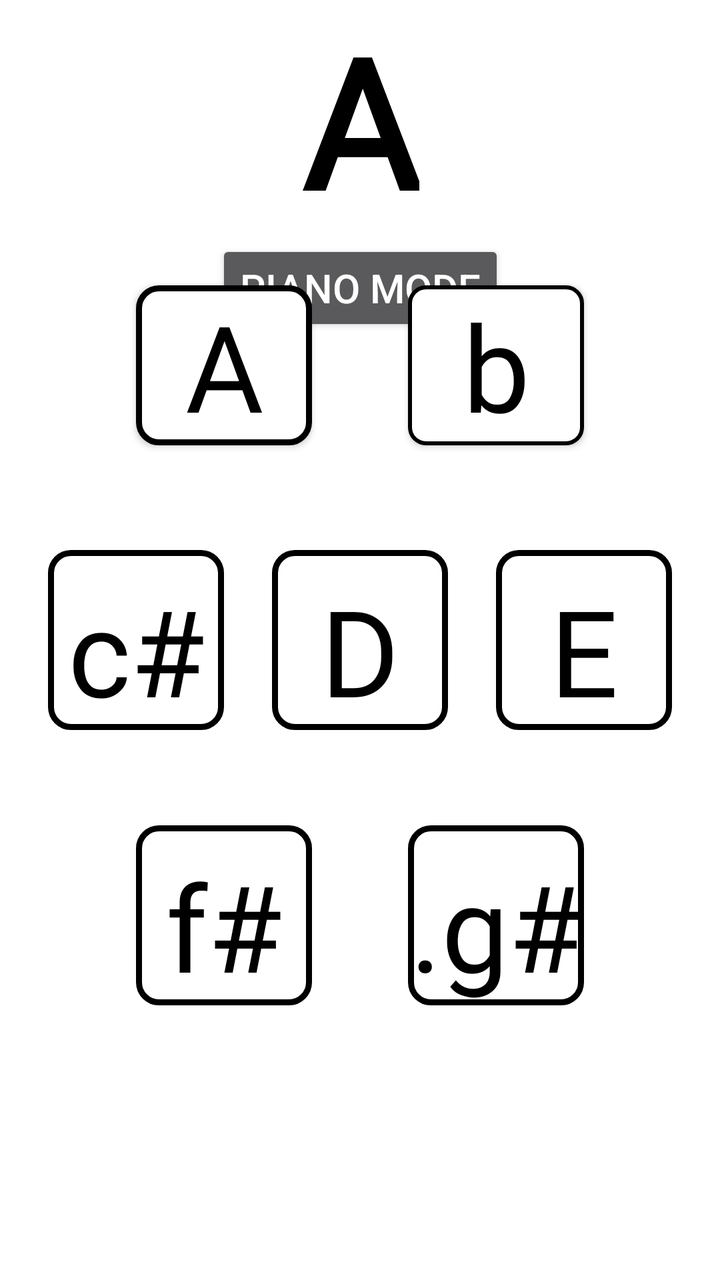
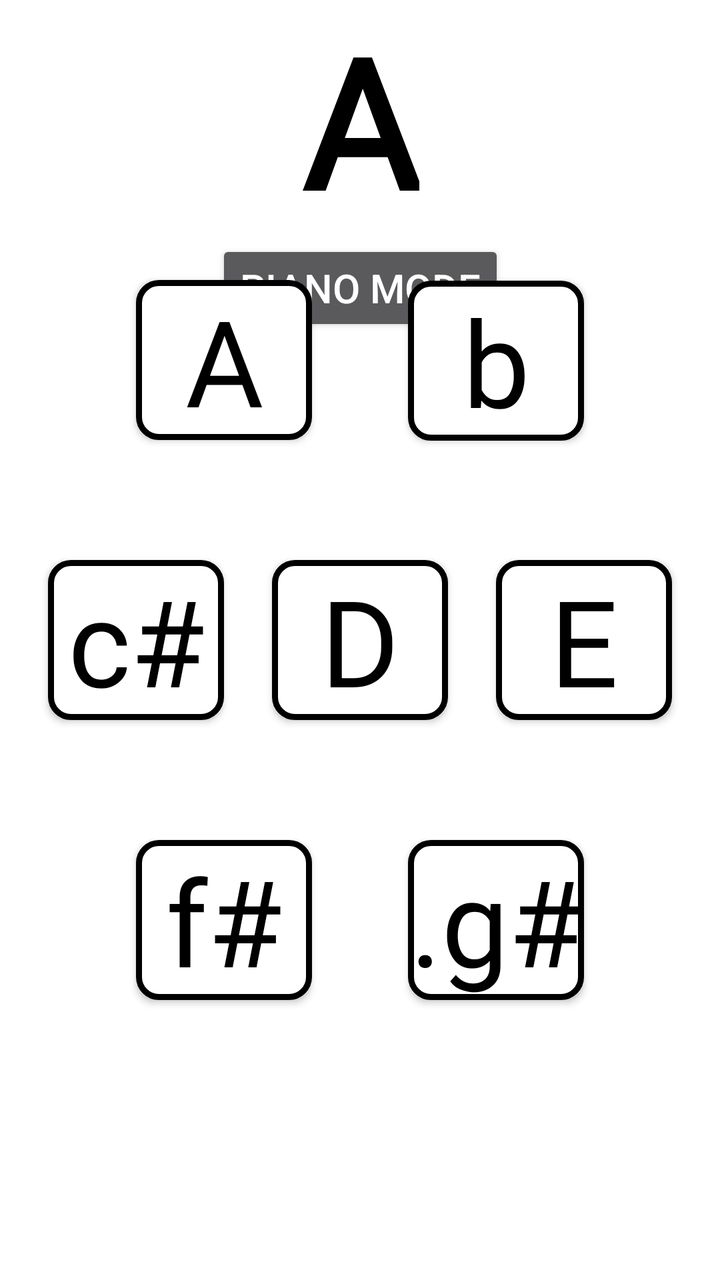

The first picture is an Android layout as it rendered before a commit; the second is the same layout after the commit. The layout source and the unified diff follow.
<!-- AndroidManifest.xml: application theme AppTheme -->
<!-- res/layout/activity_maj_a.xml -->
<?xml version="1.0" encoding="utf-8"?>
<androidx.constraintlayout.widget.ConstraintLayout xmlns:android="http://schemas.android.com/apk/res/android"
    xmlns:app="http://schemas.android.com/apk/res-auto"
    xmlns:tools="http://schemas.android.com/tools"
    android:layout_width="match_parent"
    android:layout_height="match_parent"
    android:background="#ffffff"
    tools:context=".maj_a">

    
    <TextView
        android:id="@+id/maj_a_label"
        android:layout_width="wrap_content"
        android:layout_height="wrap_content"
        android:fontFamily="@font/intut"
        android:text="@string/M_a"
        android:textColor="#000000"
        android:textSize="90sp"
        android:textStyle="bold"
        app:layout_constraintTop_toTopOf="parent"
        app:layout_constraintStart_toStartOf="parent"
        app:layout_constraintEnd_toEndOf="parent"
        android:visibility="visible" />

    
    <Button
        android:id="@+id/btn_switch_piano"
        android:layout_width="wrap_content"
        android:layout_height="wrap_content"
        android:text="PIANO MODE"
        android:textSize="20sp"
        app:layout_constraintTop_toBottomOf="@id/maj_a_label"
        app:layout_constraintStart_toStartOf="parent"
        app:layout_constraintEnd_toEndOf="parent"
        android:visibility="visible" />

    
    
    <Button
        android:id="@+id/a"
        android:layout_width="wrap_content"
        android:layout_height="wrap_content"
        android:background="@drawable/btn_unified_selector"
        android:fontFamily="@font/intut"
        android:text="@string/MA_a"
        android:textAllCaps="false"
        android:textColor="#000000"
        android:textSize="60sp"
        app:layout_constraintBottom_toBottomOf="@+id/cs"
        app:layout_constraintEnd_toEndOf="@+id/d"
        app:layout_constraintStart_toStartOf="parent"
        app:layout_constraintTop_toTopOf="parent"
        tools:ignore="MissingConstraints" />

    
    <Button
        android:id="@+id/b"
        android:layout_width="wrap_content"
        android:layout_height="wrap_content"
        android:background="@drawable/btn_selector"
        android:fontFamily="@font/intut"
        android:text="@string/MA_b"
        android:textAllCaps="false"
        android:textColor="#000000"
        android:textSize="60sp"
        app:layout_constraintBottom_toBottomOf="@+id/e"
        app:layout_constraintEnd_toEndOf="parent"
        app:layout_constraintStart_toStartOf="@+id/d"
        app:layout_constraintTop_toTopOf="parent"
        app:layout_constraintVertical_bias="0.501"
        tools:ignore="MissingConstraints" />

    
    <Button
        android:id="@+id/cs"
        android:layout_width="wrap_content"
        android:layout_height="wrap_content"
        android:background="@drawable/main_theme"
        android:fontFamily="@font/intut"
        android:text="@string/MA_cs"
        android:textAllCaps="false"
        android:textColor="#000000"
        android:textSize="60sp"
        app:layout_constraintBottom_toBottomOf="parent"
        app:layout_constraintEnd_toStartOf="@+id/d"
        app:layout_constraintStart_toStartOf="parent"
        app:layout_constraintTop_toTopOf="parent"
        tools:ignore="MissingConstraints" />

    
    <Button
        android:id="@+id/d"
        android:layout_width="wrap_content"
        android:layout_height="wrap_content"
        android:background="@drawable/main_theme"
        android:fontFamily="@font/intut"
        android:text="@string/MA_d"
        android:textAllCaps="false"
        android:textColor="#000000"
        android:textSize="60sp"
        app:layout_constraintBottom_toBottomOf="parent"
        app:layout_constraintEnd_toEndOf="parent"
        app:layout_constraintStart_toStartOf="parent"
        app:layout_constraintTop_toTopOf="parent"
        tools:ignore="MissingConstraints" />

    
    <Button
        android:id="@+id/e"
        android:layout_width="wrap_content"
        android:layout_height="wrap_content"
        android:background="@drawable/main_theme"
        android:fontFamily="@font/intut"
        android:text="@string/MA_e"
        android:textAllCaps="false"
        android:textColor="#000000"
        android:textSize="60sp"
        app:layout_constraintBottom_toBottomOf="parent"
        app:layout_constraintEnd_toEndOf="parent"
        app:layout_constraintStart_toEndOf="@+id/d"
        app:layout_constraintTop_toTopOf="parent"
        tools:ignore="MissingConstraints" />

    
    <Button
        android:id="@+id/fs"
        android:layout_width="wrap_content"
        android:layout_height="wrap_content"
        android:background="@drawable/main_theme"
        android:fontFamily="@font/intut"
        android:text="@string/MA_fs"
        android:textAllCaps="false"
        android:textColor="#000000"
        android:textSize="60sp"
        app:layout_constraintBottom_toBottomOf="parent"
        app:layout_constraintEnd_toEndOf="@+id/d"
        app:layout_constraintStart_toStartOf="parent"
        app:layout_constraintTop_toTopOf="@+id/d"
        tools:ignore="MissingConstraints" />

    
    <Button
        android:id="@+id/gs"
        android:layout_width="wrap_content"
        android:layout_height="wrap_content"
        android:background="@drawable/main_theme"
        android:fontFamily="@font/intut"
        android:text="@string/MA_gGs"
        android:textAllCaps="false"
        android:textColor="#000000"
        android:textSize="60sp"
        app:layout_constraintBottom_toBottomOf="parent"
        app:layout_constraintEnd_toEndOf="parent"
        app:layout_constraintStart_toStartOf="@+id/d"
        app:layout_constraintTop_toTopOf="@+id/d"
        tools:ignore="MissingConstraints" />

    
    <LinearLayout
        android:id="@+id/pianoLayout"
        android:layout_width="0dp"
        android:layout_height="0dp"
        android:orientation="vertical"
        android:visibility="gone"
        app:layout_constraintTop_toTopOf="parent"
        app:layout_constraintBottom_toBottomOf="parent"
        app:layout_constraintStart_toStartOf="parent"
        app:layout_constraintEnd_toEndOf="parent"
        android:background="#000000">

        
        <Button
            android:id="@+id/piano_mode_btn"
            android:layout_width="wrap_content"
            android:layout_height="32dp"
            android:text="BUTTON MODE"
            android:textSize="14sp"
            android:layout_gravity="center_horizontal"
            android:layout_marginTop="4dp"
            android:layout_marginBottom="2dp"
            android:paddingTop="4dp"
            android:paddingBottom="4dp"
            android:paddingLeft="12dp"
            android:paddingRight="12dp"
            android:minHeight="0dp"
            android:background="@android:drawable/btn_default" />

        
        <com.example.chords.PianoView
            android:id="@+id/pianoView"
            android:layout_width="match_parent"
            android:layout_height="0dp"
            android:layout_weight="1" />

    </LinearLayout>

</androidx.constraintlayout.widget.ConstraintLayout>
<!-- resources referenced by this layout -->
<resources>
  <!-- drawable btn_selector (drawable) -->
  <?xml version="1.0" encoding="utf-8"?>
  <selector xmlns:android="http://schemas.android.com/apk/res/android">
      
      <item android:state_pressed="true">
          <shape android:shape="rectangle">
              <solid android:color="#BDBDBD" />   
              <stroke
                  android:width="2dp"
                  android:color="#000000" />
              <corners android:radius="8dp" />
          </shape>
      </item>
      
      <item>
          <shape android:shape="rectangle">
              <solid android:color="#FFFFFF" />
              <stroke
                  android:width="2dp"
                  android:color="#000000" />
              <corners android:radius="8dp" />
          </shape>
      </item>
  </selector>
  <!-- drawable btn_unified_selector (drawable) -->
  <?xml version="1.0" encoding="utf-8"?>
  <selector xmlns:android="http://schemas.android.com/apk/res/android">
      
      <item android:state_pressed="true">
          <layer-list>
              <item>
                  <shape android:shape="rectangle">
                      <solid android:color="#FFFFFF" />
                      <stroke android:width="3dp" android:color="#000000" />
                      <corners android:radius="10dp" />
                  </shape>
              </item>
              <item>
                  <shape android:shape="rectangle">
                      <solid android:color="#80000000" /> 
                      <corners android:radius="10dp" />
                  </shape>
              </item>
          </layer-list>
      </item>
      
      <item>
          <shape android:shape="rectangle">
              <solid android:color="#FFFFFF" />
              <stroke android:width="3dp" android:color="#000000" />
              <corners android:radius="10dp" />
          </shape>
      </item>
  </selector>
  <!-- drawable main_theme (drawable) -->
  <?xml version="1.0" encoding="utf-8"?>
  <shape xmlns:android="http://schemas.android.com/apk/res/android" android:shape="rectangle" >
      <corners
          android:radius="10dp"
          />
  
      <stroke
          android:width="3dp"
          android:color="#000000"
          />
      <padding
          android:left="0dp"
          android:top="10dp"
          android:right="0dp"
          android:bottom="0dp"
          />
  </shape>
  <string name="MA_a">A</string>
  <string name="MA_b">b</string>
  <string name="MA_cs">c#</string>
  <string name="MA_d">D</string>
  <string name="MA_e">E</string>
  <string name="MA_fs">f#</string>
  <string name="MA_gGs">.g#</string>
  <string name="M_a">A</string>
  <style name="AppTheme" parent="Theme.AppCompat.NoActionBar">
          
          <item name="colorPrimary">#000000</item>
          <item name="colorPrimaryDark">#000000</item>
          <item name="colorAccent">#000000</item>
      </style>
</resources>

<!-- the commit's change to res/layout/activity_maj_a.xml (unified diff, before → after) -->
@@ -57,7 +57,7 @@
         android:id="@+id/b"
         android:layout_width="wrap_content"
         android:layout_height="wrap_content"
-        android:background="@drawable/btn_selector"
+        android:background="@drawable/btn_unified_selector"
         android:fontFamily="@font/intut"
         android:text="@string/MA_b"
         android:textAllCaps="false"
@@ -75,7 +75,7 @@
         android:id="@+id/cs"
         android:layout_width="wrap_content"
         android:layout_height="wrap_content"
-        android:background="@drawable/main_theme"
+        android:background="@drawable/btn_unified_selector"
         android:fontFamily="@font/intut"
         android:text="@string/MA_cs"
         android:textAllCaps="false"
@@ -92,7 +92,7 @@
         android:id="@+id/d"
         android:layout_width="wrap_content"
         android:layout_height="wrap_content"
-        android:background="@drawable/main_theme"
+        android:background="@drawable/btn_unified_selector"
         android:fontFamily="@font/intut"
         android:text="@string/MA_d"
         android:textAllCaps="false"
@@ -109,7 +109,7 @@
         android:id="@+id/e"
         android:layout_width="wrap_content"
         android:layout_height="wrap_content"
-        android:background="@drawable/main_theme"
+        android:background="@drawable/btn_unified_selector"
         android:fontFamily="@font/intut"
         android:text="@string/MA_e"
         android:textAllCaps="false"
@@ -126,7 +126,7 @@
         android:id="@+id/fs"
         android:layout_width="wrap_content"
         android:layout_height="wrap_content"
-        android:background="@drawable/main_theme"
+        android:background="@drawable/btn_unified_selector"
         android:fontFamily="@font/intut"
         android:text="@string/MA_fs"
         android:textAllCaps="false"
@@ -143,7 +143,7 @@
         android:id="@+id/gs"
         android:layout_width="wrap_content"
         android:layout_height="wrap_content"
-        android:background="@drawable/main_theme"
+        android:background="@drawable/btn_unified_selector"
         android:fontFamily="@font/intut"
         android:text="@string/MA_gGs"
         android:textAllCaps="false"
<!-- resource entries referenced after the edit -->
@@ -1,29 +1,5 @@
 <!-- resources referenced by this layout -->
 <resources>
-  <!-- drawable btn_selector (drawable) -->
-  <?xml version="1.0" encoding="utf-8"?>
-  <selector xmlns:android="http://schemas.android.com/apk/res/android">
-      
-      <item android:state_pressed="true">
-          <shape android:shape="rectangle">
-              <solid android:color="#BDBDBD" />   
-              <stroke
-                  android:width="2dp"
-                  android:color="#000000" />
-              <corners android:radius="8dp" />
-          </shape>
-      </item>
-      
-      <item>
-          <shape android:shape="rectangle">
-              <solid android:color="#FFFFFF" />
-              <stroke
-                  android:width="2dp"
-                  android:color="#000000" />
-              <corners android:radius="8dp" />
-          </shape>
-      </item>
-  </selector>
   <!-- drawable btn_unified_selector (drawable) -->
   <?xml version="1.0" encoding="utf-8"?>
   <selector xmlns:android="http://schemas.android.com/apk/res/android">
@@ -54,24 +30,6 @@
           </shape>
       </item>
   </selector>
-  <!-- drawable main_theme (drawable) -->
-  <?xml version="1.0" encoding="utf-8"?>
-  <shape xmlns:android="http://schemas.android.com/apk/res/android" android:shape="rectangle" >
-      <corners
-          android:radius="10dp"
-          />
-  
-      <stroke
-          android:width="3dp"
-          android:color="#000000"
-          />
-      <padding
-          android:left="0dp"
-          android:top="10dp"
-          android:right="0dp"
-          android:bottom="0dp"
-          />
-  </shape>
   <string name="MA_a">A</string>
   <string name="MA_b">b</string>
   <string name="MA_cs">c#</string>
